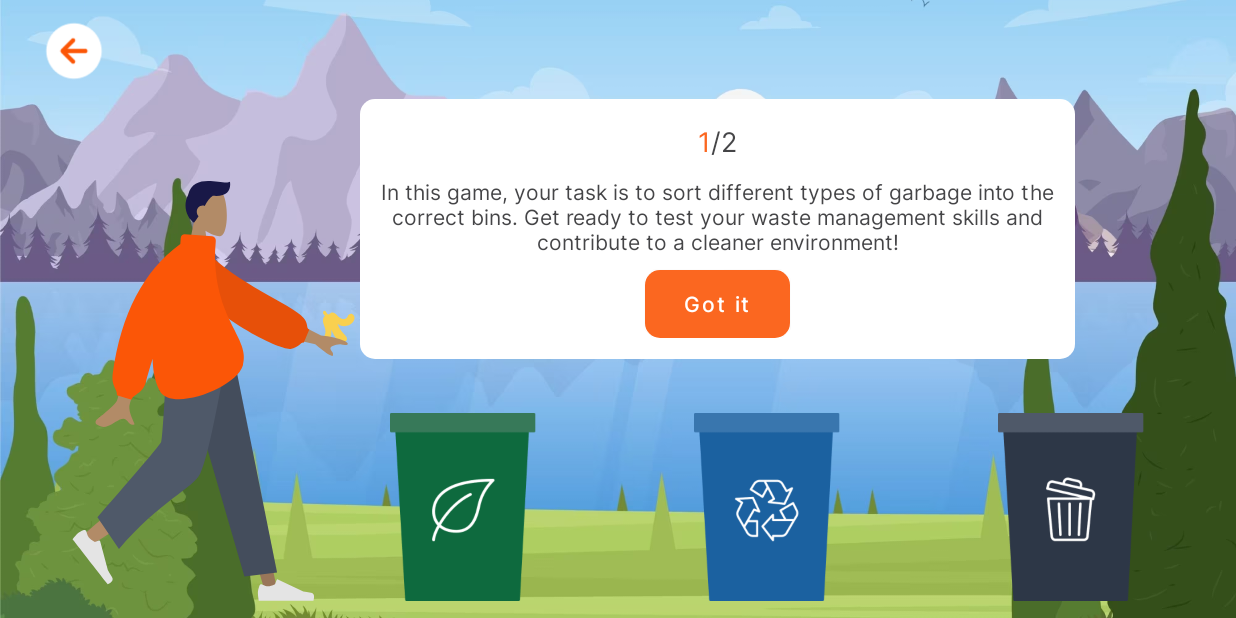
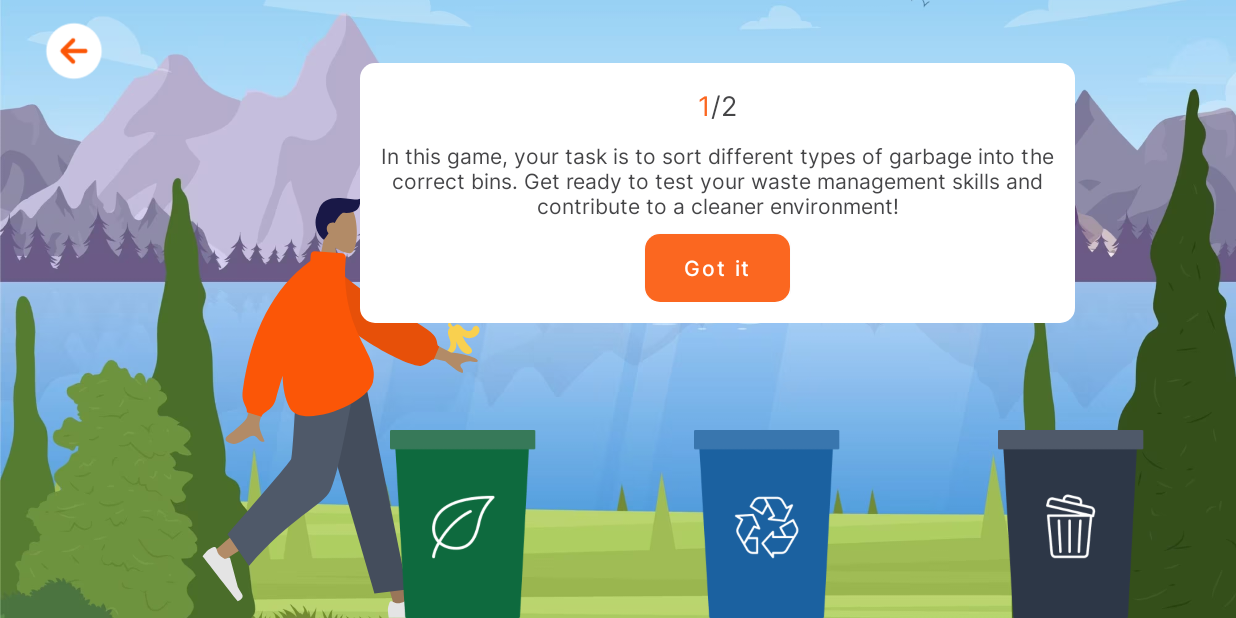
Before and after one commit to Ninise/BinitAndroid, an Android app built with Jetpack Compose: the GameActivity screen opened directly, with no data from a screen before it, on a phone screen of 824 x 412 dp (held sideways). Run offline under Robolectric (Android 15) with nearby library versions, the phone set to English and light mode, and no system bars; our stand-ins replace accompanist.

Commit message:
Some fixes on a game guide screen

```diff
--- a/app/src/main/java/com/ndteam/wasteandroidapp/view/game/screens/GameGuideScreen.kt
+++ b/app/src/main/java/com/ndteam/wasteandroidapp/view/game/screens/GameGuideScreen.kt
@@ -66,15 +66,15 @@ fun GameGuideScreenContent(onPlayPress: () -> Unit, onBackPressed: () -> Unit) {
     val offsetY = remember { Animatable(0f) }
     val offsetX = remember { Animatable(0f) }
 
+    val offsetPersonX = remember { Animatable(0f) }
+
     val scope = rememberCoroutineScope()
 
     LaunchedEffect(key1 = Unit, block = {
         offsetY.snapTo(-60f)
+        offsetX.snapTo(125f)
+        offsetPersonX.snapTo(130f)
     })
-
-    // todo drop all items to bottom edge
-    // todo make padding between bins and dialog more
-    // todo move person closer to the bin
 
     fun dropBanana() {
         scope.launch {
@@ -127,10 +127,12 @@ fun GameGuideScreenContent(onPlayPress: () -> Unit, onBackPressed: () -> Unit) {
 
         Row (modifier = Modifier
             .align(alignment = Alignment.BottomCenter)
-            .padding(bottom = 5.dp)) {
+
+        ) {
 
             Box (
-                modifier = Modifier.align(alignment = Alignment.Bottom)
+                modifier = Modifier
+                    .align(alignment = Alignment.Bottom)
                     ) {
 
                 Image(
@@ -152,8 +154,14 @@ fun GameGuideScreenContent(onPlayPress: () -> Unit, onBackPressed: () -> Unit) {
                     painter = painterResource(id = R.drawable.ic_game_guide_guy),
                     contentDescription = "Guy bin",
                     modifier = Modifier
-                        .padding(6.dp)
+                        .padding(top = 6.dp, start = 6.dp, end = 6.dp)
                         .height(280.dp)
+                        .offset {
+                            IntOffset(
+                                offsetPersonX.value.roundToInt(),
+                                0
+                            )
+                        }
                     ,
                     contentScale = ContentScale.Fit
                 )
@@ -230,7 +238,7 @@ fun GameGuideScreenContent(onPlayPress: () -> Unit, onBackPressed: () -> Unit) {
                         colors = ButtonDefaults.buttonColors(backgroundColor = MainOrange),
                         shape = RoundedCornerShape(10.dp),
                         modifier = Modifier
-                            .padding(top = 10.dp)
+                            .padding(top = 10.dp, start = 10.dp, end = 10.dp)
                             .height(45.dp)) {
 
                         Text(
@@ -248,7 +256,7 @@ fun GameGuideScreenContent(onPlayPress: () -> Unit, onBackPressed: () -> Unit) {
                 }
 
                 Spacer(
-                    modifier = Modifier.height(30.dp)
+                    modifier = Modifier.height(65.dp)
                 )
 
                 Row {
@@ -256,7 +264,7 @@ fun GameGuideScreenContent(onPlayPress: () -> Unit, onBackPressed: () -> Unit) {
                         painter = painterResource(id = R.drawable.ic_def_organic_bin),
                         contentDescription = "Organic bin",
                         modifier = Modifier
-                            .padding(6.dp)
+                            .padding(top = 6.dp, start = 6.dp, end = 6.dp)
                             .width(125.dp)
                             .height(125.dp)
                             .align(alignment = Alignment.Bottom),
@@ -269,7 +277,7 @@ fun GameGuideScreenContent(onPlayPress: () -> Unit, onBackPressed: () -> Unit) {
                         painter = painterResource(id = R.drawable.ic_def_recycle_bin),
                         contentDescription = "Organic bin",
                         modifier = Modifier
-                            .padding(6.dp)
+                            .padding(top = 6.dp, start = 6.dp, end = 6.dp)
                             .width(125.dp)
                             .height(125.dp)
                             .align(alignment = Alignment.Bottom),
@@ -282,7 +290,7 @@ fun GameGuideScreenContent(onPlayPress: () -> Unit, onBackPressed: () -> Unit) {
                         painter = painterResource(id = R.drawable.ic_def_garbage_bin),
                         contentDescription = "Organic bin",
                         modifier = Modifier
-                            .padding(6.dp)
+                            .padding(top = 6.dp, start = 6.dp, end = 6.dp)
                             .width(125.dp)
                             .height(125.dp)
                             .align(alignment = Alignment.Bottom),
```
